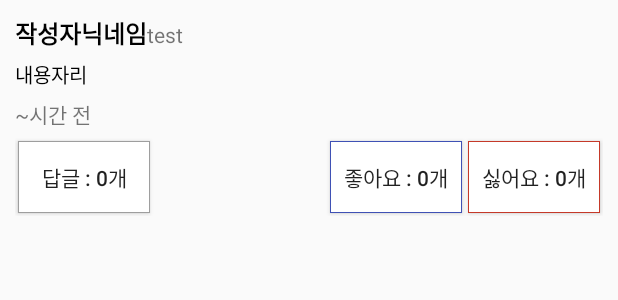
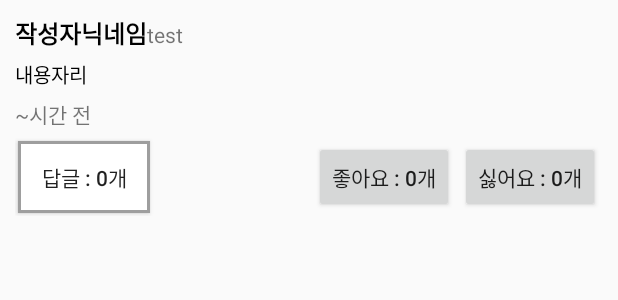
Before and after one commit to jsdev2013/APIPractice_20200615, an Android app: the layout topic_reply_list_item.xml on its own in the app's theme, with its tools: preview values and no code run, on a phone screen of 412 x 824 dp. Shown: the top 300 px of the screen. Run offline under Robolectric (Android 15) with nearby library versions, the phone set to English and light mode, and no system bars.

```diff
--- a/app/src/main/res/drawable/blue_border_box.xml
+++ b/app/src/main/res/drawable/blue_border_box.xml
@@ -14,10 +14,10 @@
             </item>
 
             <item
-                android:top="1dp"
-                android:left="1dp"
-                android:right="1dp"
-                android:bottom="1dp">
+                android:top="2dp"
+                android:left="2dp"
+                android:right="2dp"
+                android:bottom="2dp">
                 <shape
                     android:shape="rectangle">
                     <solid
@@ -41,10 +41,10 @@
             </item>
 
             <item
-                android:top="1dp"
-                android:bottom="1dp"
-                android:right="1dp"
-                android:left="1dp">
+                android:top="2dp"
+                android:bottom="2dp"
+                android:right="2dp"
+                android:left="2dp">
                 <shape
                     android:shape="rectangle">
 
--- a/app/src/main/res/drawable/gray_border_box.xml
+++ b/app/src/main/res/drawable/gray_border_box.xml
@@ -14,10 +14,10 @@
             </item>
 
             <item
-                android:top="1dp"
-                android:left="1dp"
-                android:right="1dp"
-                android:bottom="1dp">
+                android:top="2dp"
+                android:left="2dp"
+                android:right="2dp"
+                android:bottom="2dp">
                 <shape
                     android:shape="rectangle">
                     <solid
@@ -41,10 +41,10 @@
             </item>
 
             <item
-                android:top="1dp"
-                android:bottom="1dp"
-                android:right="1dp"
-                android:left="1dp">
+                android:top="2dp"
+                android:bottom="2dp"
+                android:right="2dp"
+                android:left="2dp">
                 <shape
                     android:shape="rectangle">
 
--- a/app/src/main/res/drawable/red_border_box.xml
+++ b/app/src/main/res/drawable/red_border_box.xml
@@ -14,10 +14,10 @@
             </item>
 
             <item
-                android:top="1dp"
-                android:left="1dp"
-                android:right="1dp"
-                android:bottom="1dp">
+                android:top="2dp"
+                android:left="2dp"
+                android:right="2dp"
+                android:bottom="2dp">
                 <shape
                     android:shape="rectangle">
                     <solid
@@ -41,10 +41,10 @@
             </item>
 
             <item
-                android:top="1dp"
-                android:bottom="1dp"
-                android:right="1dp"
-                android:left="1dp">
+                android:top="2dp"
+                android:bottom="2dp"
+                android:right="2dp"
+                android:left="2dp">
                 <shape
                     android:shape="rectangle">
 
--- a/app/src/main/res/layout/topic_reply_list_item.xml
+++ b/app/src/main/res/layout/topic_reply_list_item.xml
@@ -78,7 +78,6 @@
                 android:layout_width="wrap_content"
                 android:layout_height="wrap_content"
                 android:focusable="false"
-                android:background="@drawable/blue_border_box"
                 android:layout_margin="2dp"
                 android:text="좋아요 : 0개" />
 
@@ -87,7 +86,6 @@
                 android:layout_width="wrap_content"
                 android:layout_height="wrap_content"
                 android:focusable="false"
-                android:background="@drawable/red_border_box"
                 android:layout_margin="2dp"
                 android:text="싫어요 : 0개" />
 
```
Also changed, not shown: app/src/main/java/com/jisu/apipractice_20200615/adapters/TopicReplyAdapter.kt (+29 -0 lines).
